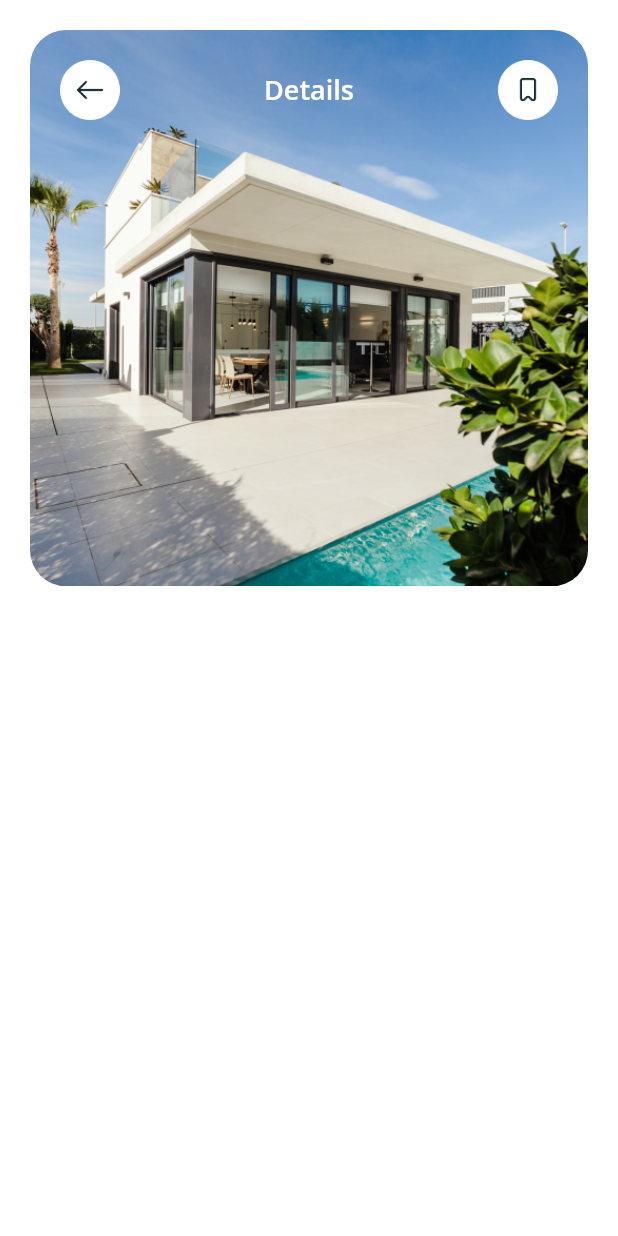
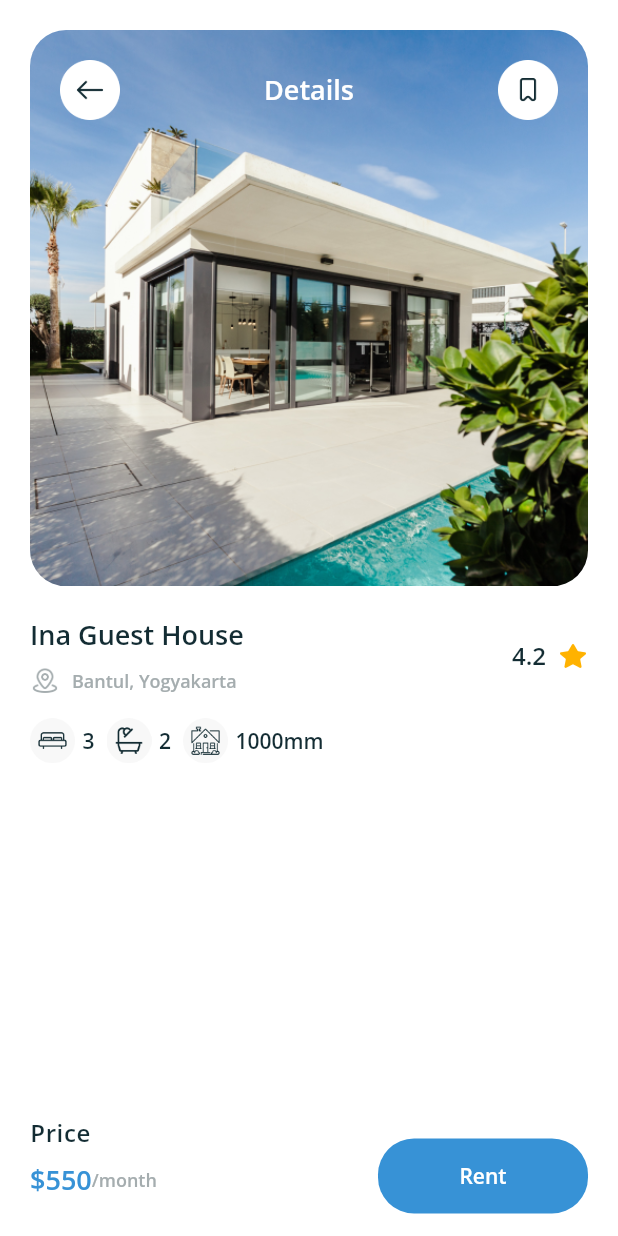
Before and after one commit to apridev/stayhome-app, a Flutter app: the DetailProductPage screen opened by its route, on a phone screen of 412 x 824 dp. Run offline on Flutter 3.47's test engine with Material 2 defaults, Android fonts, the phone set to English and light mode, and no system bars; our stand-ins replace google_fonts.

Commit message:
detail page product

```diff
--- a/lib/page/detail-page.dart
+++ b/lib/page/detail-page.dart
@@ -45,14 +45,199 @@ class DetailProductPage extends StatelessWidget {
       );
     }
 
-    ;
+    Widget nameProduct(){
+      return Container(
+        margin: EdgeInsets.only(
+          top: 20,
+          left: 20,
+          right: 20,
+        ),
+        child: Row(
+          children: [
+            Expanded(
+              child: Column(
+                crossAxisAlignment: CrossAxisAlignment.start,
+                children: [
+                  Text('Ina Guest House', style: blackTextStyle.copyWith(
+                    fontSize: 18,
+                    fontWeight: semiBold,
+                    overflow: TextOverflow.ellipsis
+                  ), maxLines: 2,),
+                  SizedBox(
+                    height: 8,
+                  ),
+                  Row(
+                    children: [
+                      Image.asset('assets/icons/icon-location.png', width: 20),
+                      SizedBox(
+                        width: 8,
+                      ),
+                      Text('Bantul, Yogyakarta', style: subBlackTextStyle.copyWith(
+                        fontSize: 12,
+                        fontWeight: semiBold
+                      ),)
+                    ],
+                  ),
+                ],
+              ),
+            ),
+            Container(
+              margin: EdgeInsets.only(
+                left: 20
+              ),
+              child: Row(
+                children: [
+                  Text('4.2', style: blackTextStyle.copyWith(
+                    fontSize: 16,
+                    fontWeight: semiBold
+                  ),),
+                  SizedBox(
+                    width: 8,
+                  ),
+                  Image.asset('assets/icons/icon-star.png', width: 20,)
+                ],
+              ),
+            )
+          ],
+        ),
+      );
+    }
+
+    Widget iconsDetailProduct(){
+      return Container(
+        margin: EdgeInsets.only(
+          top: 15,
+          left: 20,
+          right: 20
+        ),
+        child: Row(
+          children: [
+            Container(
+              child: Row(
+                children: [
+                  Image.asset('assets/icons/icon-sofa.png', width: 30),
+                  SizedBox(
+                    width: 5,
+                  ),
+                  Text('3', style: blackTextStyle.copyWith(
+                    fontSize: 14,
+                    fontWeight: semiBold
+                  ),)
+                ],
+              ),
+            ),
+            SizedBox(
+              width: 8,
+            ),
+            Container(
+              child: Row(
+                children: [
+                  Image.asset('assets/icons/icon-bathroom.png', width: 30),
+                  SizedBox(
+                    width: 5,
+                  ),
+                  Text('2', style: blackTextStyle.copyWith(
+                    fontSize: 14,
+                    fontWeight: semiBold
+                  ),)
+                ],
+              ),
+            ),
+            SizedBox(
+              width: 8,
+            ),
+            Container(
+              child: Row(
+                children: [
+                  Image.asset('assets/icons/icon-home.png', width: 30),
+                  SizedBox(
+                    width: 5,
+                  ),
+                  Text('1000', style: blackTextStyle.copyWith(
+                    fontSize: 14,
+                    fontWeight: semiBold
+                  ),),
+                  Text('mm', style: blackTextStyle.copyWith(
+                    fontSize: 14,
+                    fontWeight: semiBold
+                  ),)
+                ],
+              ),
+            ),
+          ],
+        ),
+      );
+    }
 
     return Scaffold(
       backgroundColor: whiteColor,
-      body: Column(
-        children: [
-          imgProduct(),
-        ],
+      body: ScrollConfiguration(
+        behavior: ScrollBehavior().copyWith(overscroll: false),
+        child: ListView(
+          padding: EdgeInsets.zero,
+          children:
+            [Column(
+              children: [
+                imgProduct(),
+                nameProduct(),
+                iconsDetailProduct()
+              ],
+            ),
+          ],
+        ),
+      ),
+      bottomNavigationBar: Container(
+        margin: EdgeInsets.only(
+          left: 20,
+          right: 20
+        ),
+        height: 80,
+        child: Row(
+          children: [
+            Expanded(
+              child: Column(
+                crossAxisAlignment: CrossAxisAlignment.start,
+                children: [
+                  Text('Price', style: blackTextStyle.copyWith(
+                    fontSize: 16,
+                    fontWeight: semiBold,
+                    letterSpacing: 0.4
+                  ),),
+                  SizedBox(
+                    height: 8,
+                  ),
+                  Row(
+                    children: [
+                      Text('\$550', style: primaryTextStyle.copyWith(
+                        fontSize: 18,
+                        fontWeight: semiBold
+                      ),),
+                      Text('/month', style: subBlackTextStyle.copyWith(
+                        fontSize: 12,
+                        fontWeight: semiBold
+                      ),)
+                    ],
+                  )
+                ],
+              ),
+            ),
+            Container(
+              width: 140,
+              height: 50,
+              decoration: BoxDecoration(
+                color: primaryColor,
+                borderRadius: BorderRadius.circular(24)
+              ),
+              child: TextButton(
+                onPressed: (){},
+                child: Text('Rent', style: whiteTextStyle.copyWith(
+                  fontSize: 14,
+                  fontWeight: semiBold
+                ),)
+              ),
+            ),
+          ],
+        ),
       ),
     );
   }
```
